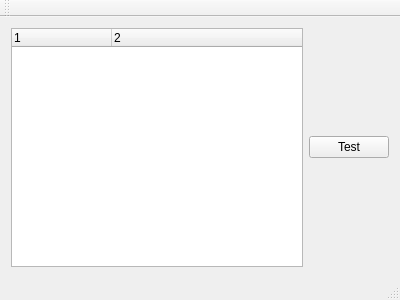
Before: the Qt Designer form HaiBeiDanCi/mainwindow.ui in HuangHuafeng/repeat, drawn with Qt 5.
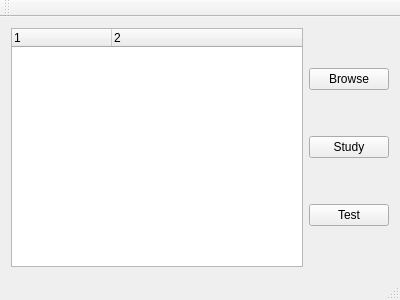
After: the same form once the commit is applied.

```diff
--- a/HaiBeiDanCi/mainwindow.ui
+++ b/HaiBeiDanCi/mainwindow.ui
@@ -34,6 +34,20 @@
     </item>
     <item>
      <layout class="QVBoxLayout" name="verticalLayout">
+      <item>
+       <widget class="QPushButton" name="pushButton_2">
+        <property name="text">
+         <string>Browse</string>
+        </property>
+       </widget>
+      </item>
+      <item>
+       <widget class="QPushButton" name="pushButton">
+        <property name="text">
+         <string>Study</string>
+        </property>
+       </widget>
+      </item>
       <item>
        <widget class="QPushButton" name="pushTest">
         <property name="text">
```
